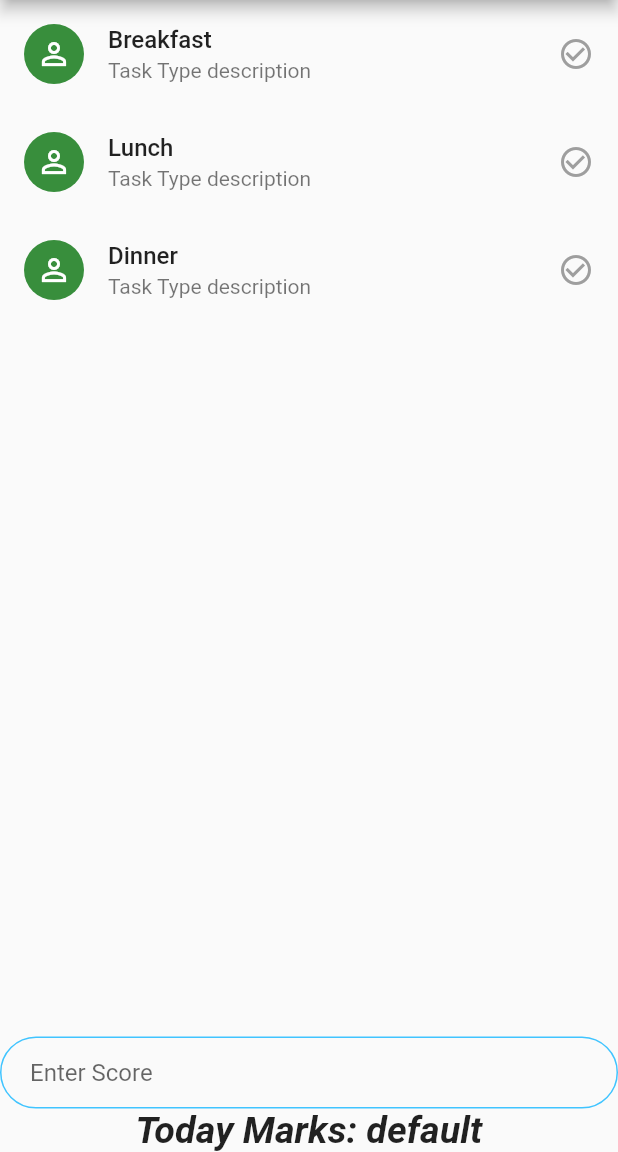
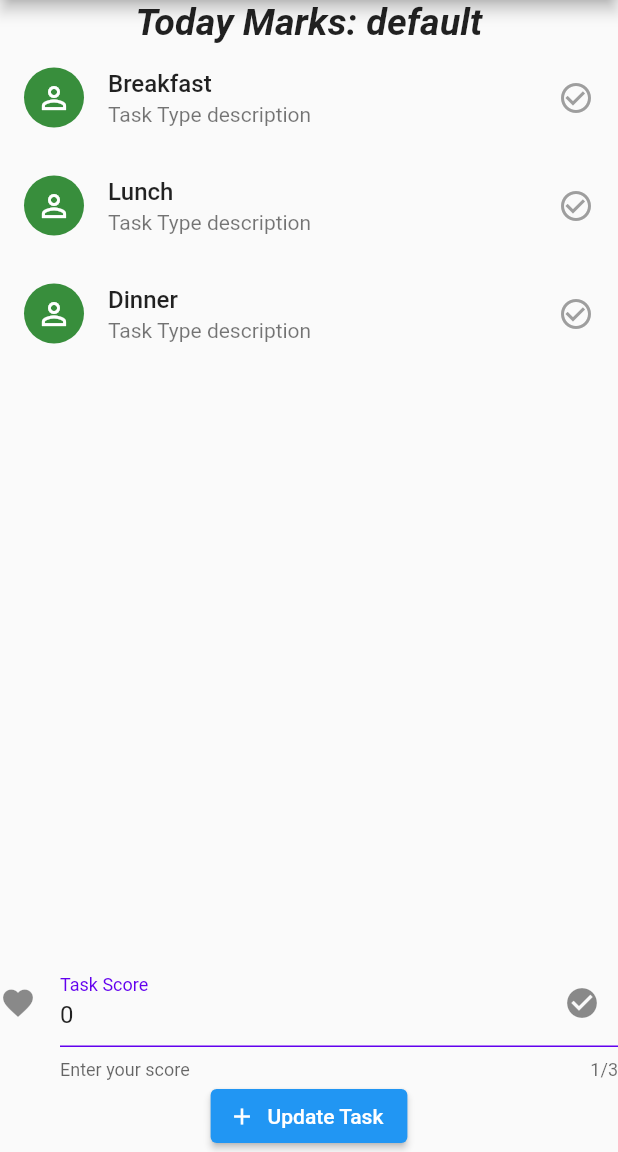
Before and after one commit to ramsunvtech/pingy, a Flutter app: the UpdateTaskScreen screen opened directly, on a phone screen of 412 x 824 dp, the part 84-1236 px from its top. Run offline on Flutter 3.47's test engine with Material 2 defaults, Android fonts, the light colour scheme and no system bars; our stand-ins replace hive_flutter; accounts and stored records are empty.

Commit message:
feat(update-task): add score input and update button

```diff
--- a/lib/screens/task/update_task.dart
+++ b/lib/screens/task/update_task.dart
@@ -30,6 +30,15 @@ class _UpdateTaskScreenState extends State<UpdateTaskScreen> {
       body: SafeArea(
           child: Column(
         children: [
+          Center(
+            child: Text(
+              'Today Marks: ${selectedTaskType.taskName}',
+              style: const TextStyle(
+                  fontWeight: FontWeight.bold,
+                  fontSize: 25,
+                  fontStyle: FontStyle.italic),
+            ),
+          ),
           Expanded(
               child: ListView.builder(
                 itemCount: taskTypes.length,
@@ -42,38 +51,32 @@ class _UpdateTaskScreenState extends State<UpdateTaskScreen> {
                   );
                 },
           )),
-          TextField(
-            onChanged: (value) {
-              //Do something with the user input.
-            },
+          TextFormField(
+            cursorColor: Theme.of(context).cursorColor,
+            initialValue: '0',
+            maxLength: 3,
             decoration: InputDecoration(
-              hintText: 'Enter Score',
-              contentPadding:
-                  EdgeInsets.symmetric(vertical: 10.0, horizontal: 20.0),
-              border: OutlineInputBorder(
-                borderRadius: BorderRadius.all(Radius.circular(32.0)),
+              icon: Icon(Icons.favorite),
+              labelText: 'Task Score',
+              labelStyle: TextStyle(
+                color: Color(0xFF6200EE),
               ),
-              enabledBorder: OutlineInputBorder(
-                borderSide:
-                    BorderSide(color: Colors.lightBlueAccent, width: 1.0),
-                borderRadius: BorderRadius.all(Radius.circular(32.0)),
+              helperText: 'Enter your score',
+              suffixIcon: Icon(
+                Icons.check_circle,
               ),
-              focusedBorder: OutlineInputBorder(
-                borderSide:
-                    BorderSide(color: Colors.lightBlueAccent, width: 2.0),
-                borderRadius: BorderRadius.all(Radius.circular(32.0)),
+              enabledBorder: UnderlineInputBorder(
+                borderSide: BorderSide(color: Color(0xFF6200EE)),
               ),
             ),
           ),
-          Center(
-            child: Text(
-              'Today Marks: ${selectedTaskType.taskName}',
-              style: const TextStyle(
-                  fontWeight: FontWeight.bold,
-                  fontSize: 25,
-                  fontStyle: FontStyle.italic),
-            ),
-          ),
+          ElevatedButton.icon(
+            onPressed: () {
+              // Respond to button press
+            },
+            icon: Icon(Icons.add, size: 18),
+            label: Text("Update Task"),
+          )
         ],
       )),
     );
@@ -110,6 +113,7 @@ class _UpdateTaskScreenState extends State<UpdateTaskScreen> {
           if (taskTypes[index].isSelected == true) {
             selectedTaskType = TaskTypeModel(taskName, 160, true);
           }
+          taskTypes[index].isSelected = false;
         });
       },
     );
```
